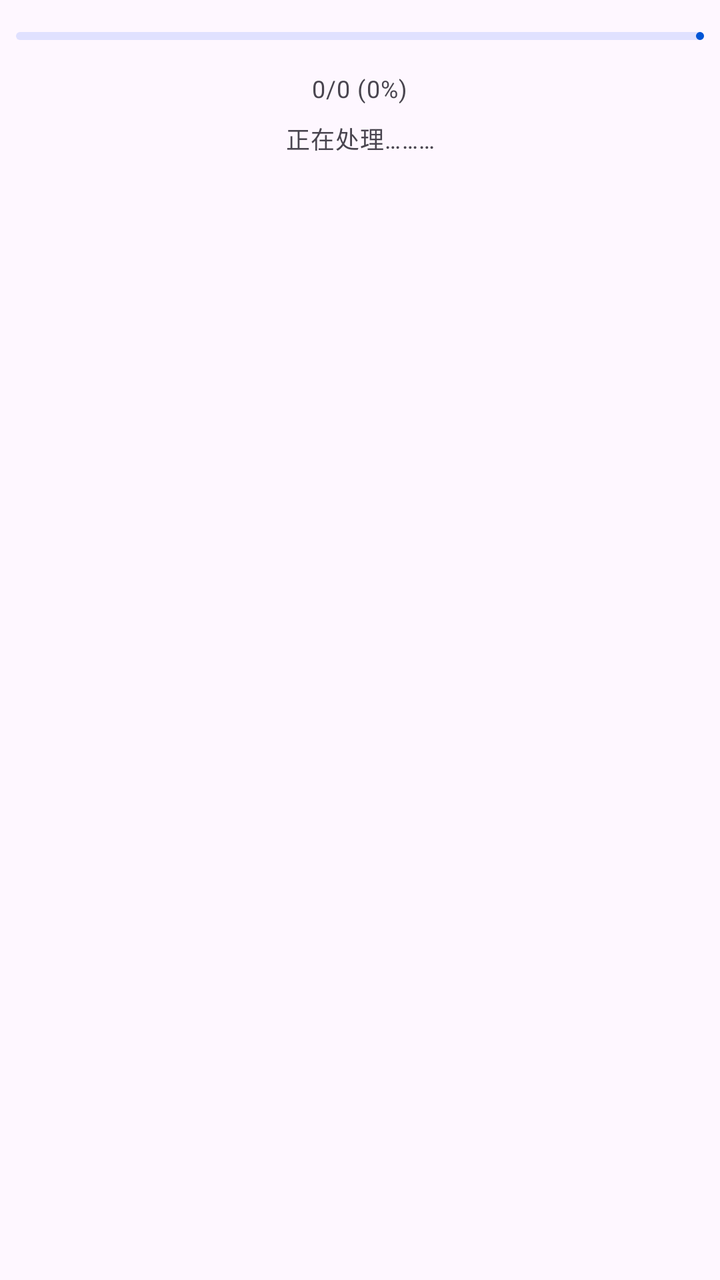
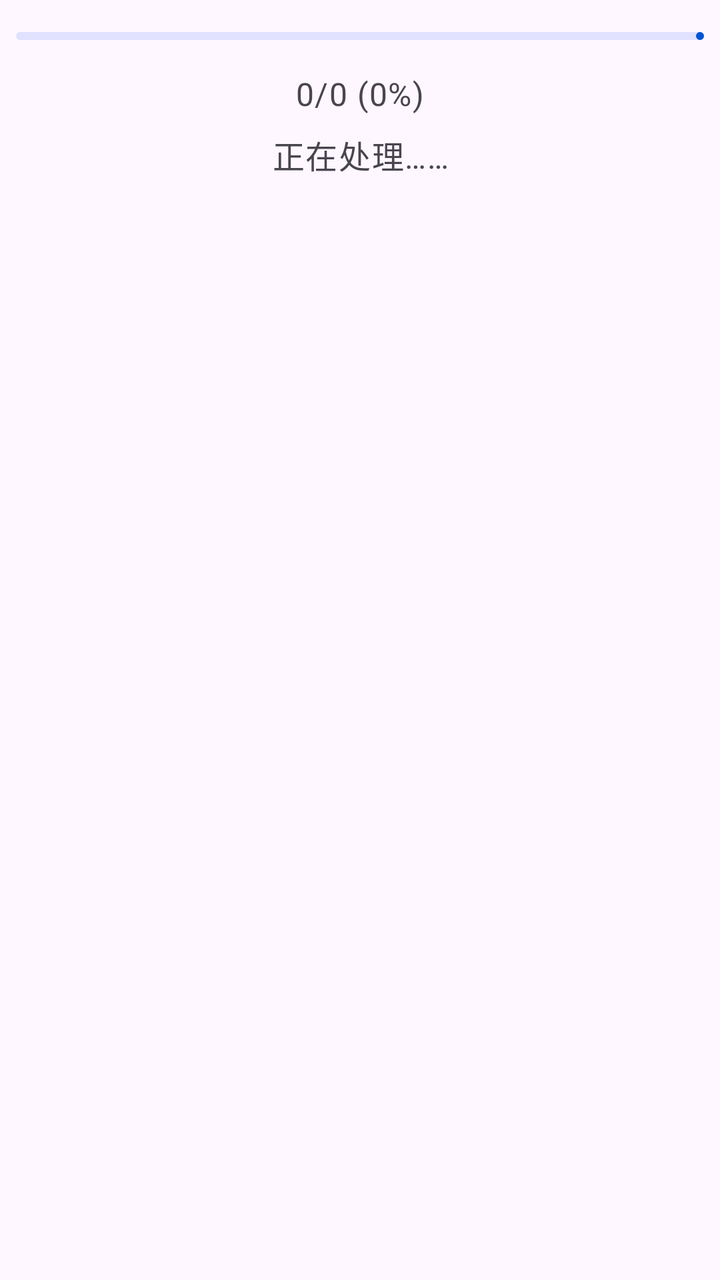

Compare the two renders of this Android layout. The source of the first and the diff that turns it into the second are given below.
<!-- AndroidManifest.xml: application theme Theme.ManagerAssistant.Static -->
<!-- res/layout/dialog_progress.xml -->
<?xml version="1.0" encoding="utf-8"?>
<LinearLayout xmlns:android="http://schemas.android.com/apk/res/android"
    xmlns:app="http://schemas.android.com/apk/res-auto"
    android:layout_width="match_parent"
    android:layout_height="wrap_content"
    android:orientation="vertical"
    android:padding="8dp">

    
    <com.google.android.material.progressindicator.LinearProgressIndicator
        android:id="@+id/progress_indicator"
        android:layout_width="match_parent"
        android:layout_height="wrap_content"
        android:layout_marginTop="8dp"
        android:layout_marginBottom="16dp"
        android:indeterminate="false"
        app:trackThickness="4dp" />

    
    <com.google.android.material.textview.MaterialTextView
        android:id="@+id/progress_text"
        android:layout_width="wrap_content"
        android:layout_height="wrap_content"
        android:layout_gravity="center_horizontal"
        android:layout_marginBottom="8dp"
        android:text="@string/progress_0"
        android:textAppearance="?attr/textAppearanceBodySmall" />

    
    <com.google.android.material.textview.MaterialTextView
        android:id="@+id/title_text"
        android:layout_width="match_parent"
        android:layout_height="wrap_content"
        android:ellipsize="middle"
        android:gravity="center"
        android:maxLines="2"
        android:text="@string/progressing"
        android:textAppearance="?attr/textAppearanceBodySmall"
        android:textColor="?android:attr/textColorSecondary" />

</LinearLayout>
<!-- resources referenced by this layout -->
<resources>
  <string name="progress_0">0/0 (0%)</string>
  <string name="progressing">正在处理………</string>
  <style name="Theme.ManagerAssistant.Static" parent="Theme.Material3.Light.NoActionBar">
          
          <item name="colorPrimary">@color/color_primary</item>
          <item name="colorOnPrimary">@color/color_on_primary</item>
          <item name="colorPrimaryContainer">@color/color_primary_container</item>
          
          <item name="colorSecondaryContainer">@color/color_secondary_container</item>
          
          <item name="android:statusBarColor">?attr/colorSurface</item>
          
          <item name="colorSurface">@color/color_surface</item>
          <item name="colorSurfaceContainer">@color/color_surface_container</item>
          <item name="colorSurfaceContainerLow">@color/color_surface_container_low</item>
  
          <item name="toolbarStyle">@style/ToolBarStyle</item>
          <item name="drawableTint">?attr/colorPrimary</item>
          <item name="colorControlActivated">?attr/colorPrimary</item>
          <item name="android:windowLightStatusBar">true</item>
          <item name="android:navigationBarColor">?attr/colorSurface</item>
      </style>
  <color name="color_primary">#0055d6</color>
  <color name="color_on_primary">#ffffff</color>
  <color name="color_primary_container">#d8e1fe</color>
  <color name="color_secondary_container">#e0e1ff</color>
  <color name="color_surface">#faf9ff</color>
  <color name="color_surface_container">#ebedfa</color>
  <color name="color_surface_container_low">#edeffc</color>
  <style name="ToolBarStyle" parent="Widget.Material3.Toolbar">
          <item name="android:backgroundTint">?attr/colorSurface</item>
          <item name="navigationIconTint">?attr/colorPrimary</item>
          <item name="contentInsetStart">10dp</item>
          <item name="titleTextAppearance">@style/TitleStyle</item>
      </style>
  <style name="TitleStyle">
          <item name="android:textSize">23sp</item>
      </style>
</resources>

<!-- the commit's change to res/layout/dialog_progress.xml (unified diff, before → after) -->
@@ -24,11 +24,12 @@
         android:layout_gravity="center_horizontal"
         android:layout_marginBottom="8dp"
         android:text="@string/progress_0"
-        android:textAppearance="?attr/textAppearanceBodySmall" />
+        android:textAppearance="?attr/textAppearanceBodySmall"
+        android:textSize="16sp" />
 
     
     <com.google.android.material.textview.MaterialTextView
-        android:id="@+id/title_text"
+        android:id="@+id/sub_title_text"
         android:layout_width="match_parent"
         android:layout_height="wrap_content"
         android:ellipsize="middle"
@@ -36,6 +37,7 @@
         android:maxLines="2"
         android:text="@string/progressing"
         android:textAppearance="?attr/textAppearanceBodySmall"
-        android:textColor="?android:attr/textColorSecondary" />
+        android:textColor="?android:attr/textColorSecondary"
+        android:textSize="16sp" />
 
 </LinearLayout>
<!-- resource entries referenced after the edit -->
@@ -1,7 +1,7 @@
 <!-- resources referenced by this layout -->
 <resources>
   <string name="progress_0">0/0 (0%)</string>
-  <string name="progressing">正在处理………</string>
+  <string name="progressing">正在处理……</string>
   <style name="Theme.ManagerAssistant.Static" parent="Theme.Material3.Light.NoActionBar">
           
           <item name="colorPrimary">@color/color_primary</item>
